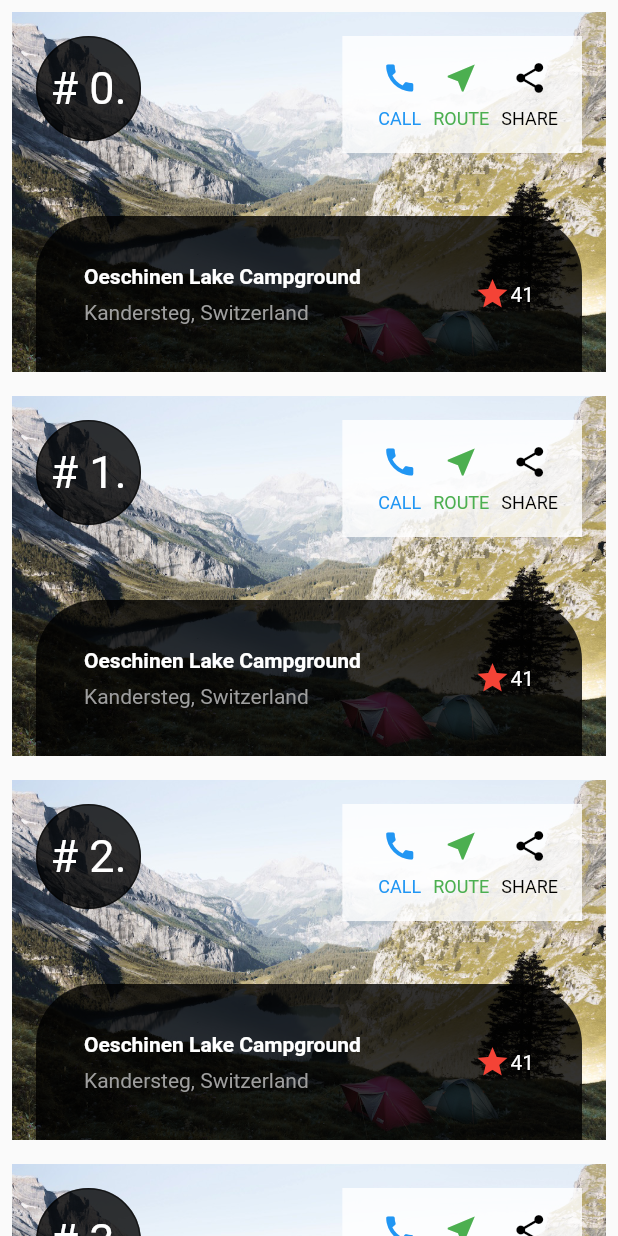
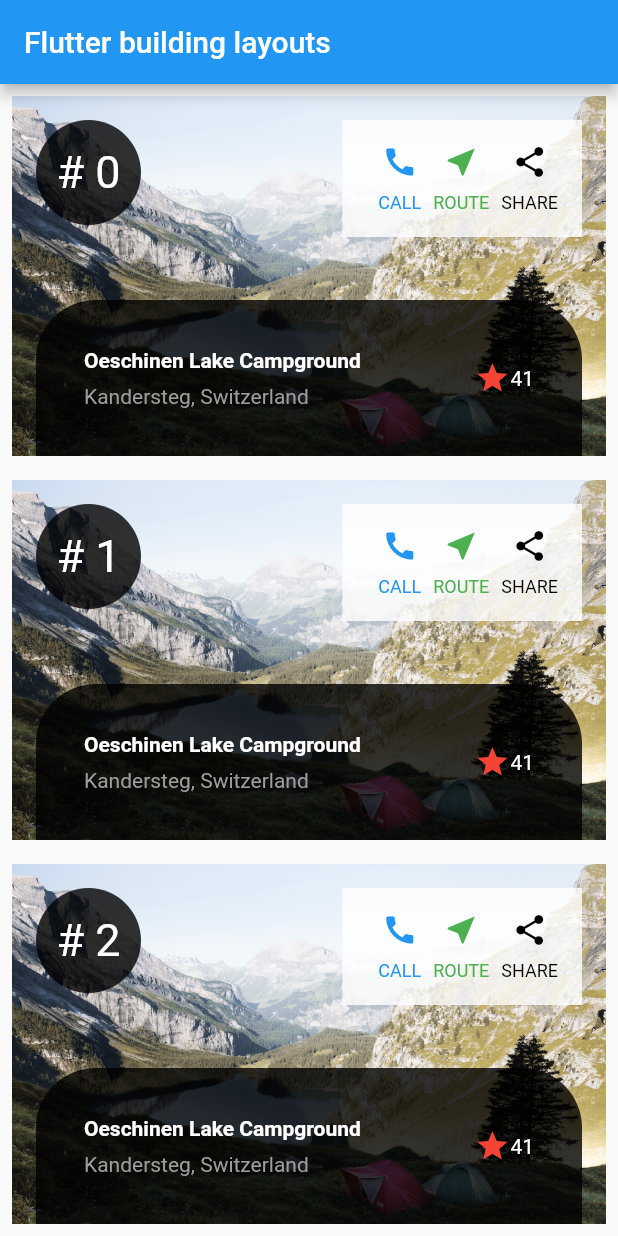
Before and after one commit to redemaxlukyan3/Building_layouts, a Flutter app: the screen it shows after launch, on a phone screen of 412 x 824 dp. Run offline on Flutter 3.47's test engine with Material 2 defaults, Android fonts, the phone set to English and light mode, and no system bars.

Commit message:
first commit

```diff
--- /dev/null
+++ b/lib/card.dart
@@ -0,0 +1,155 @@
+import 'package:flutter/material.dart';
+import 'package:building_layouts/about.dart';
+import 'package:building_layouts/main.dart';
+
+class CustomCard extends StatelessWidget {
+  final CardInfo cardInfo;
+  final VoidCallback onTap;
+
+  const CustomCard({
+    Key? key,
+    required this.cardInfo,
+    required this.onTap,
+  }) : super(key: key);
+
+  @override
+  Widget build(BuildContext context) {
+      Widget titleSection = Container(
+        padding: const EdgeInsets.all(32),
+        decoration: BoxDecoration(
+            color: Colors.black.withOpacity(0.8),
+            borderRadius: const BorderRadius.only(
+              topLeft: Radius.circular(40.0),
+              topRight: Radius.circular(40.0),
+            )
+        ),
+        child: Row(
+          children: [
+            Expanded(
+              /*1*/
+              child: Column(
+                crossAxisAlignment: CrossAxisAlignment.start,
+                children: [
+                  /*2*/
+                  Container(
+                    padding: const EdgeInsets.only(bottom: 8),
+                    child: Text(
+                      cardInfo.title,
+                      style: const TextStyle(
+                        fontWeight: FontWeight.bold,
+                        color: Colors.white,
+                      ),
+                    ),
+                  ),
+                  Text(
+                    'Kandersteg, Switzerland',
+                    style: TextStyle(
+                      color: Colors.grey[500],
+                    ),
+                  ),
+                ],
+              ),
+            ),
+            /*3*/
+            Icon(
+              Icons.star,
+              color: Colors.red[500],
+            ),
+            const Text('41', style: TextStyle(color: Colors.white)),
+          ],
+        ),
+      );
+
+      Color color = Theme.of(context).primaryColor;
+
+      Widget buttonSection = Container(
+          decoration: BoxDecoration(
+              color: Colors.white.withOpacity(0.8)
+          ),
+          child: Padding(
+              padding: const EdgeInsets.all(16),
+              child: Row(
+                mainAxisAlignment: MainAxisAlignment.spaceEvenly,
+                children: [
+                  Padding(
+                    padding: const EdgeInsets.only(left: 8),
+                    child: _buildButtonColumn(color, Icons.call, 'CALL'),
+                  ),
+                  Padding(
+                    padding: const EdgeInsets.only(left: 8),
+                    child: _buildButtonColumn(Colors.green, Icons.near_me, 'ROUTE'),
+                  ),
+                  Padding(
+                    padding: const EdgeInsets.only(left: 8),
+                    child: _buildButtonColumn(Colors.black, Icons.share, 'SHARE'),
+                  ),
+                ],
+              )
+          )
+      );
+
+    return Stack(
+      children: [
+        GestureDetector(
+          onTap: onTap,
+          child: Image.asset(
+            cardInfo.imageUrl,
+            width: double.infinity,
+            height: 240,
+            fit: BoxFit.cover,
+        )
+        ),
+        Positioned(
+          bottom: 0,
+          left: 16,
+          right: 16,
+          child: titleSection,
+        ),
+        Positioned(
+          top: 16,
+          right: 16,
+          child: buttonSection,
+        ),
+        Positioned(
+            top: 16,
+            left: 16,
+            child: Container(
+                width: 70,
+                height: 70,
+                decoration: BoxDecoration(
+                    color: Colors.black.withOpacity(0.8),
+                    borderRadius: const BorderRadius.all(Radius.circular(64))
+                ),
+                child: Center(
+                    child: Text(
+                        '# ${cardInfo.id}',
+                        style: const TextStyle(fontSize: 30, color: Colors.white)
+                    )
+                )
+            )
+        )
+      ],
+    );
+  }
+}
+
+Column _buildButtonColumn(Color color, IconData icon, String label) {
+  return Column(
+    mainAxisSize: MainAxisSize.min,
+    mainAxisAlignment: MainAxisAlignment.center,
+    children: [
+      Icon(icon, color: color),
+      Container(
+        margin: const EdgeInsets.only(top: 8),
+        child: Text(
+          label,
+          style: TextStyle(
+            fontSize: 12,
+            fontWeight: FontWeight.w400,
+            color: color,
+          ),
+        ),
+      ),
+    ],
+  );
+}
--- a/lib/main.dart
+++ b/lib/main.dart
@@ -1,189 +1,84 @@
 import 'package:flutter/material.dart';
+import 'package:building_layouts/card.dart';
+import 'package:building_layouts/about.dart';
 
-const List<int> articleNums = <int>[0, 1, 2, 3, 4, 5, 6, 7, 8, 9];
 void main() => runApp(const MyApp());
 
-class MyApp extends StatelessWidget {
+class MyApp extends StatefulWidget {
   const MyApp({super.key});
 
   @override
+  State<MyApp> createState() => _MyAppState();
+}
+
+class _MyAppState extends State<MyApp> {
+  final List<CardInfo> _listOfCards = [];
+  final String location = 'Oeschinen Lake Campground - Kandersteg, Switzerland';
+
+  @override
+  void initState() {
+    generateCardInfo();
+    super.initState();
+  }
+
+  void generateCardInfo() {
+    for (int i = 0; i < 10; i++) {
+      _listOfCards.add(CardInfo(
+        title: 'Oeschinen Lake Campground',
+        id: i,
+      ));
+    }
+  }
+
+  void updateCard(CardInfo newCardInfo) {
+    setState(() {
+      _listOfCards[newCardInfo.id] = newCardInfo;
+    });
+  }
+
+  @override
   Widget build(BuildContext context) {
-    Widget titleSection = Container(
-      padding: const EdgeInsets.all(32),
-      decoration: BoxDecoration(
-        color: Colors.black.withOpacity(0.8),
-        borderRadius: BorderRadius.only(
-          topLeft: Radius.circular(40.0),
-          topRight: Radius.circular(40.0),
-        )
-      ),
-      child: Row(
-        children: [
-          Expanded(
-            /*1*/
-            child: Column(
-              crossAxisAlignment: CrossAxisAlignment.start,
-              children: [
-                /*2*/
-                Container(
-                  padding: const EdgeInsets.only(bottom: 8),
-                  child: const Text(
-                    'Oeschinen Lake Campground',
-                    style: TextStyle(
-                      fontWeight: FontWeight.bold,
-                      color: Colors.white,
-                    ),
-                  ),
-                ),
-                Text(
-                  'Kandersteg, Switzerland',
-                  style: TextStyle(
-                    color: Colors.grey[500],
-                  ),
-                ),
-              ],
-            ),
-          ),
-          /*3*/
-          Icon(
-            Icons.star,
-            color: Colors.red[500],
-          ),
-          const Text('41', style: TextStyle(color: Colors.white)),
-        ],
+    return MaterialApp(
+        title: 'Flutter building layouts',
+        home: Scaffold(
+          appBar: AppBar(title: Text('Flutter building layouts')),
+          body: ListView.builder(
+              itemCount: _listOfCards.length,
+              itemBuilder: (context, index) {
+                return Padding(
+                  padding: const EdgeInsets.all(8.0),
+                  child: CustomCard(
+                    cardInfo: _listOfCards[index],
+                    onTap: () async {
+                      final newCardInfo = await Navigator.push<CardInfo>(
+                        context,
+                        MaterialPageRoute(
+                          builder: (_) => AboutPage(cardInfo: _listOfCards[index]),
                         ),
                       );
 
-    Color color = Theme.of(context).primaryColor;
+                      if (newCardInfo != null) {
+                        updateCard(newCardInfo);
+                      }
 
-    /*
-    Widget circleCounter = Container(
-      width: 70,
-      height: 70,
-      decoration: BoxDecoration(
-        color: Colors.black.withOpacity(0.8),
-          border: new Border.all(color: Colors.black54),
-          borderRadius: new BorderRadius.only(
-              topLeft: const Radius.circular(40.0),
-              topRight: const Radius.circular(40.0),
-              bottomLeft: const Radius.circular(40.0),
-              bottomRight:const Radius.circular(40.0),
-          )
+                    },
                   ),
-      child: Center(
-        child: Text(
-            '# 0.',
-            style: TextStyle(fontSize: 30, color: Colors.white)
-        )
-      )
-    );
-*/
-
-    Widget buttonSection = Container(
-      decoration: BoxDecoration(
-        color: Colors.white.withOpacity(0.8)
-      ),
-      child: Padding(
-        padding: EdgeInsets.all(16),
-        child: Row(
-          mainAxisAlignment: MainAxisAlignment.spaceEvenly,
-          children: [
-            Padding(
-              padding: EdgeInsets.only(left: 8),
-              child: _buildButtonColumn(color, Icons.call, 'CALL'),
-            ),
-            Padding(
-              padding: EdgeInsets.only(left: 8),
-              child: _buildButtonColumn(Colors.green, Icons.near_me, 'ROUTE'),
-            ),
-            Padding(
-              padding: EdgeInsets.only(left: 8),
-              child: _buildButtonColumn(Colors.black, Icons.share, 'SHARE'),
-            ),
-          ],
-        )
-      )
-    );
-
-    return MaterialApp(
-      title: 'Flutter layout demo',
-      home: Scaffold(
-        body: ListView.builder(
-          itemCount: articleNums.length,
-          itemBuilder: (BuildContext context, int index) {
-            return Container(
-              padding: EdgeInsets.all(8),
-              child: Stack(
-                  textDirection: TextDirection.ltr,
-                  children: [
-                    Image.asset(
-                      'images/lake.jpg',
-                      width: double.infinity,
-                      height: 240,
-                      fit: BoxFit.cover,
-                    ),
-                    Positioned(
-                      bottom: 0,
-                      left: 16,
-                      right: 16,
-                      child: titleSection,
-                    ),
-                    Positioned(
-                      top: 16,
-                      right: 16,
-                      child: buttonSection,
-                    ),
-                    Positioned(
-                        top: 16,
-                        left: 16,
-                        child: Container(
-                            width: 70,
-                            height: 70,
-                            decoration: BoxDecoration(
-                                color: Colors.black.withOpacity(0.8),
-                                border: new Border.all(color: Colors.black54),
-                                borderRadius: new BorderRadius.only(
-                                  topLeft: const Radius.circular(40.0),
-                                  topRight: const Radius.circular(40.0),
-                                  bottomLeft: const Radius.circular(40.0),
-                                  bottomRight:const Radius.circular(40.0),
-                                )
-                            ),
-                            child: Center(
-                                child: Text(
-                                    '# ${index}.',
-                                    style: TextStyle(fontSize: 30, color: Colors.white)
-                                )
-                            )
-                        )
-                    )
-                  ]
-              )
                 );
               }
           ),
-      ),
+        )
     );
   }
 }
 
-Column _buildButtonColumn(Color color, IconData icon, String label) {
-  return Column(
-    mainAxisSize: MainAxisSize.min,
-    mainAxisAlignment: MainAxisAlignment.center,
-    children: [
-      Icon(icon, color: color),
-      Container(
-        margin: const EdgeInsets.only(top: 8),
-        child: Text(
-          label,
-          style: TextStyle(
-            fontSize: 12,
-            fontWeight: FontWeight.w400,
-            color: color,
-          ),
-        ),
-      ),
-    ],
-  );
+class CardInfo {
+  final int id;
+  String title;
+  final String imageUrl;
+
+  CardInfo({
+    required this.id,
+    required this.title,
+    this.imageUrl = 'images/lake.jpg',
+  });
 }
```
Also changed, not shown: lib/about.dart (added, +95 -0 lines). Lines whose indentation alone changed are shown as unchanged.
